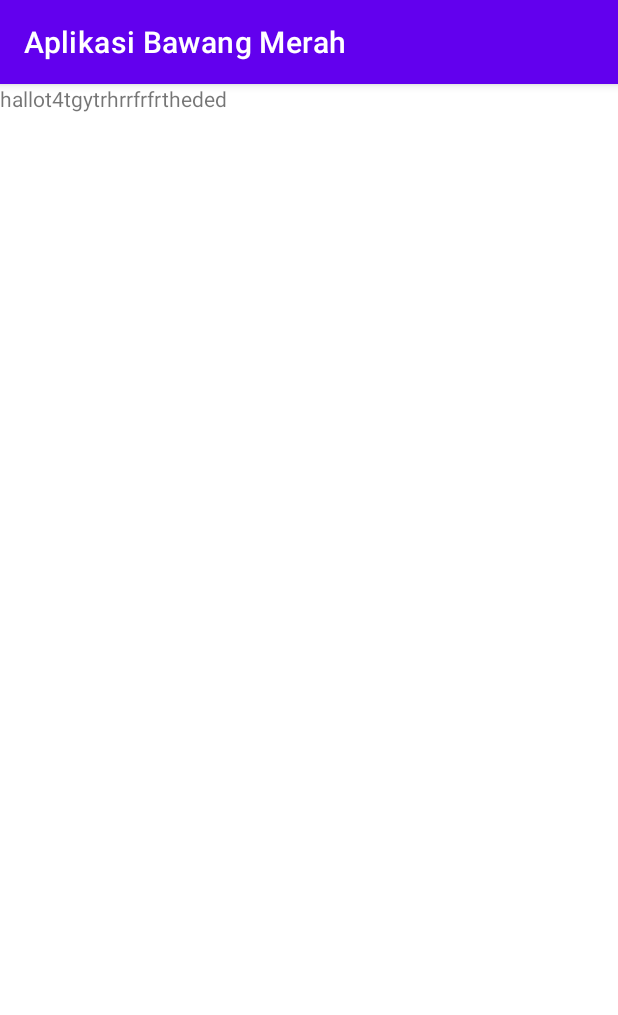
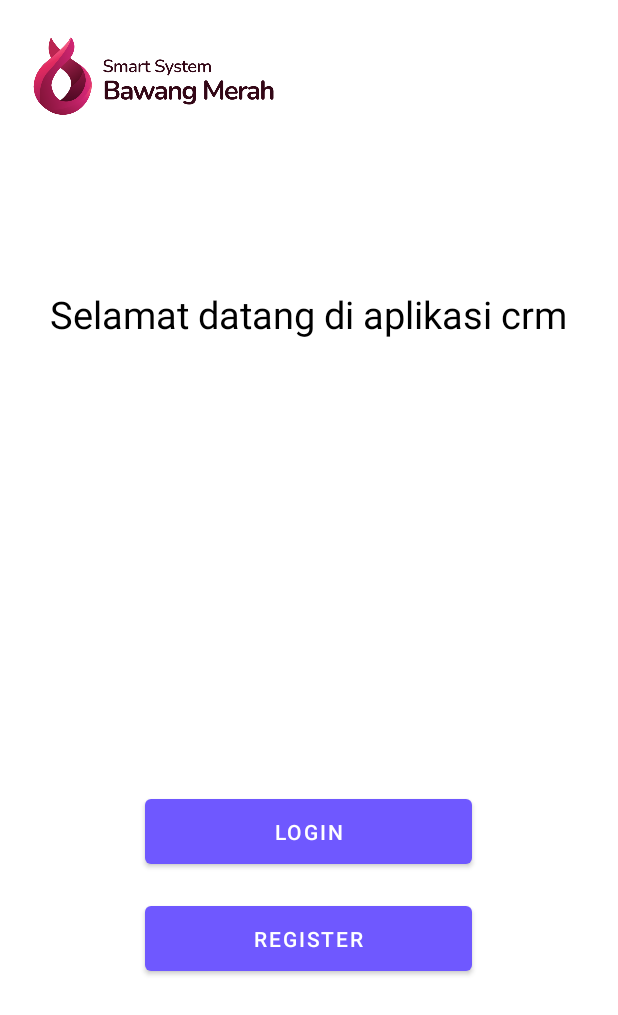
Before and after one commit to kukuh-biyantama/bawangmerahandroidkki, an Android app: the screen it shows after launch (MainActivity), on a phone screen of 412 x 824 dp. Shown: the top 1015 px of the screen. Run offline under Robolectric (Android 15) with nearby library versions, the phone set to English and light mode, and no system bars.

Commit message:
halaman utama

```diff
--- a/app/src/main/AndroidManifest.xml
+++ b/app/src/main/AndroidManifest.xml
@@ -16,7 +16,7 @@
         <activity
             android:name=".MainActivity"
             android:exported="true"
-            android:label="@string/app_name">
+            android:label="@string/home">
             <intent-filter>
                 <action android:name="android.intent.action.MAIN" />
 
@@ -24,5 +24,4 @@
             </intent-filter>
         </activity>
     </application>
-
 </manifest>
--- a/app/src/main/res/layout/activity_main.xml
+++ b/app/src/main/res/layout/activity_main.xml
@@ -5,9 +5,51 @@
     android:layout_width="match_parent"
     android:layout_height="match_parent"
     tools:context=".MainActivity">
+
+    <ImageView
+        android:layout_width="174dp"
+        android:layout_height="68dp"
+        android:src="@drawable/smartbawanglogos"
+        app:layout_constraintBottom_toBottomOf="parent"
+        app:layout_constraintEnd_toEndOf="parent"
+        app:layout_constraintHorizontal_bias="0.067"
+        app:layout_constraintStart_toStartOf="parent"
+        app:layout_constraintTop_toTopOf="parent"
+        app:layout_constraintVertical_bias="0.024" />
+
     <TextView
-        android:layout_width="match_parent"
+        android:id="@+id/textView"
+        android:layout_width="wrap_content"
         android:layout_height="wrap_content"
-        tools:ignore="MissingConstraints"
-        android:text="hallot4tgytrhrrfrfrtheded"/>
+        android:layout_marginTop="192dp"
+        android:text="Selamat datang di aplikasi crm"
+        android:textAlignment="center"
+        android:textColor="@color/black"
+        android:textSize="25sp"
+        app:layout_constraintEnd_toEndOf="parent"
+        app:layout_constraintHorizontal_bias="0.496"
+        app:layout_constraintStart_toStartOf="parent"
+        app:layout_constraintTop_toTopOf="parent" />
+
+    <Button
+        android:id="@+id/button"
+        android:layout_width="218dp"
+        android:layout_height="55dp"
+        android:layout_marginTop="300dp"
+        android:text="Login"
+        app:layout_constraintEnd_toEndOf="parent"
+        app:layout_constraintHorizontal_bias="0.497"
+        app:layout_constraintStart_toStartOf="parent"
+        app:layout_constraintTop_toBottomOf="@+id/textView" />
+
+    <Button
+        android:layout_width="218dp"
+        android:layout_height="55dp"
+        android:layout_marginTop="16dp"
+        android:text="Register"
+        app:layout_constraintEnd_toEndOf="parent"
+        app:layout_constraintHorizontal_bias="0.497"
+        app:layout_constraintStart_toStartOf="parent"
+        app:layout_constraintTop_toBottomOf="@+id/button" />
+
 </androidx.constraintlayout.widget.ConstraintLayout>
--- a/app/src/main/res/values/colors.xml
+++ b/app/src/main/res/values/colors.xml
@@ -7,4 +7,5 @@
     <color name="teal_700">#FF018786</color>
     <color name="black">#FF000000</color>
     <color name="white">#FFFFFFFF</color>
+    <color name="colorapp">#6F58FF</color>
 </resources>
--- a/app/src/main/res/values/strings.xml
+++ b/app/src/main/res/values/strings.xml
@@ -1,3 +1,4 @@
 <resources>
     <string name="app_name">Aplikasi Bawang Merah</string>
+    <string name="home">Beranda</string>
 </resources>
--- a/app/src/main/res/values/themes.xml
+++ b/app/src/main/res/values/themes.xml
@@ -1,8 +1,8 @@
 <resources xmlns:tools="http://schemas.android.com/tools">
     <!-- Base application theme. -->
-    <style name="Theme.AplikasiBawangMerah" parent="Theme.MaterialComponents.DayNight.DarkActionBar">
+    <style name="Theme.AplikasiBawangMerah" parent="Theme.MaterialComponents.DayNight.NoActionBar">
         <!-- Primary brand color. -->
-        <item name="colorPrimary">@color/purple_500</item>
+        <item name="colorPrimary">@color/colorapp</item>
         <item name="colorPrimaryVariant">@color/purple_700</item>
         <item name="colorOnPrimary">@color/white</item>
         <!-- Secondary brand color. -->
```
Also changed, not shown: app/src/main/res/drawable/smartbawanglogos.png (added).
